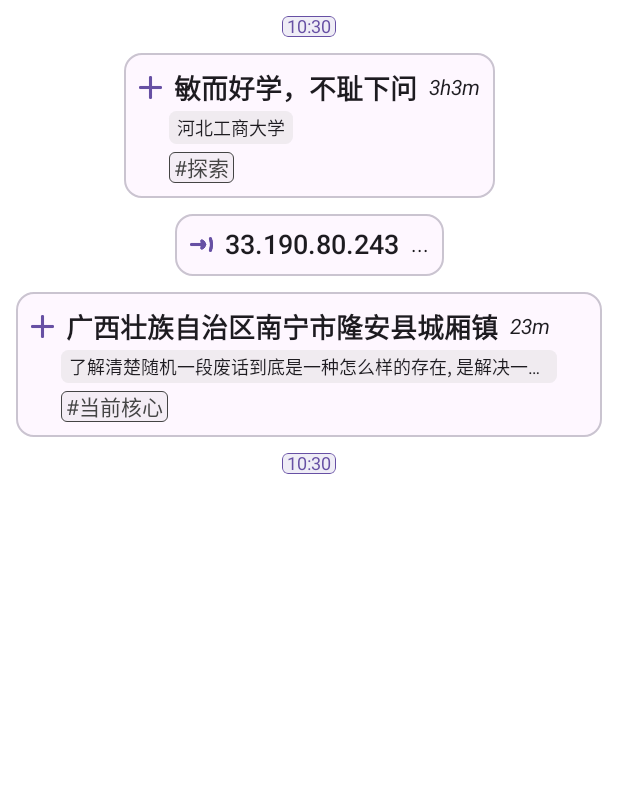
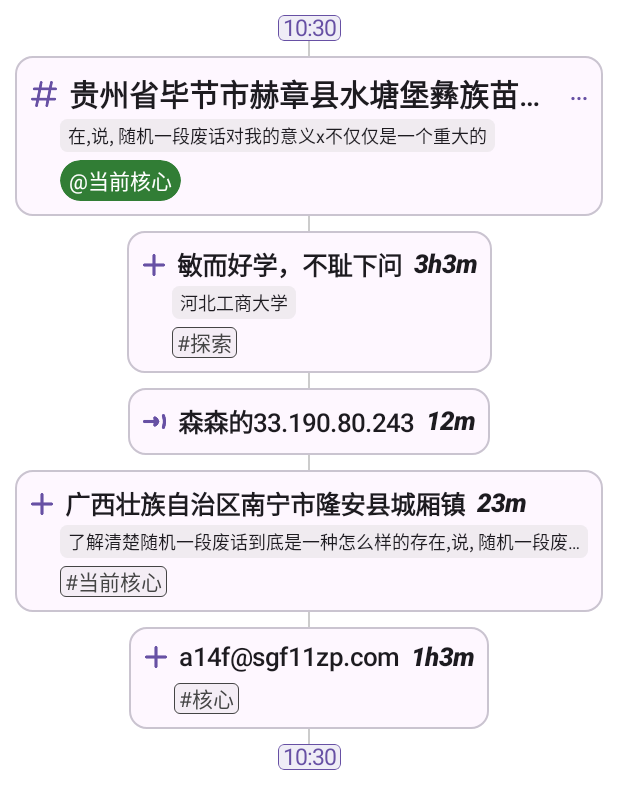
Before and after one commit to Huaguang-XinZhe/TestAndroid, an Android app built with Jetpack Compose: the @Preview function ExploratoryRecordItemTest, on a phone screen of 412 x 824 dp. Shown: the top 809 px of the screen. Run offline under Robolectric (Android 15) with nearby library versions, the phone set to English and light mode, and no system bars.

Commit message:
10/10-3（补充提交）

```diff
--- a/app/src/main/java/com/huaguang/testandroid/ChainEvent.kt
+++ b/app/src/main/java/com/huaguang/testandroid/ChainEvent.kt
@@ -6,10 +6,10 @@ import java.time.LocalDateTime
 
 data class ChainEvent(
     val startTime: LocalDateTime,
-    val childEvents: List<InternalEvent>,
+    val childEvents: List<InternalEvent>, // 不为 null，至少都要指定一个，也就是头部（主题事件）
     val endTime: LocalDateTime? = null,
     val category: String? = null,
-    val remarks: List<String>? = null, // 这是所有内部事件备注的集合，链事件展示的时候，其内部事件不显示备注
+    val remark: String? = null, // 这是所有内部事件（包括开头的主题事件）备注的集合，链事件切换为展示模式的时候，其内部事件不显示备注
     val tags: List<String>? = null, // 内部事件的标签汇聚而成
 )
 
@@ -17,11 +17,12 @@ data class InternalEvent(
     val name: String,
     val duration: Duration? = null,
     val remark: String? = null,
-    val tag: String? = null,
+    val label: String? = null,
     val type: EventType = EventType.ADD
 )
 
 enum class EventType {
+    MAIN,
     ADD,
     INSERT,
 }
--- a/app/src/main/java/com/huaguang/testandroid/ExploratoryRecordItem.kt
+++ b/app/src/main/java/com/huaguang/testandroid/ExploratoryRecordItem.kt
@@ -1,9 +1,13 @@
 package com.huaguang.testandroid
 
+import androidx.compose.foundation.background
 import androidx.compose.foundation.layout.Column
+import androidx.compose.foundation.layout.Spacer
 import androidx.compose.foundation.layout.fillMaxWidth
+import androidx.compose.foundation.layout.height
 import androidx.compose.foundation.layout.padding
 import androidx.compose.foundation.layout.size
+import androidx.compose.foundation.layout.width
 import androidx.compose.foundation.shape.RoundedCornerShape
 import androidx.compose.material3.Card
 import androidx.compose.material3.CardDefaults
@@ -33,22 +37,23 @@ fun ExploratoryRecordItem(
         Column(
             horizontalAlignment = Alignment.CenterHorizontally,
             modifier = Modifier
-                .padding(5.dp)
+                .padding(10.dp)
                 .fillMaxWidth()
         ) {
             TimeLabel(
                 time = startTime,
-                modifier = Modifier.padding(vertical = 5.dp)
             ) {  }
+
+            VerticalLine()
 
             childEvents.forEach { internalEvent ->
                 InternalColumn(event = internalEvent)
+                VerticalLine()
             }
 
             if (endTime != null) {
                 TimeLabel(
                     time = endTime,
-                    modifier = Modifier.padding(vertical = 5.dp)
                 ) {  }
             }
         }
@@ -59,52 +64,62 @@ fun ExploratoryRecordItem(
 fun InternalColumn(
     event: InternalEvent,
 ) {
-    OutlinedCard(
-        modifier = Modifier.padding(5.dp) // Card 的内 padding 没有效果，内 padding 也是外 padding
-    ) {
-        val nameBottomPadding = if (event.tag == null) 10.dp else 2.dp
+    event.apply {
+
+        val style = when (event.type) {
+            EventType.MAIN -> RecordItemStyle.Main
+            EventType.ADD -> RecordItemStyle.Add
+            EventType.INSERT -> RecordItemStyle.Insert
+        }
+
+        // Card 的内 padding 没有效果，内 padding 也是外 padding
+        OutlinedCard {
+            val nameBottomPadding = if (remark == null && label == null) 10.dp else 2.dp
+            val remarkBottomPadding = if (label == null) 10.dp else 0.dp
 
             NameRow(
                 event = event,
+                style = style,
                 modifier = Modifier.padding(10.dp, 10.dp, 10.dp, nameBottomPadding)
             )
 
             InternalRemark(
-            text = event.remark,
-            modifier = Modifier.padding(horizontal = 30.dp)
+                text = remark,
+                modifier = Modifier.padding(30.dp, 0.dp, 10.dp, remarkBottomPadding)
             )
 
-        SingleTag(
-            name = event.tag,
-            modifier = Modifier.padding(30.dp, 5.dp, 0.dp, 10.dp)
-        )
+            SingleLabel(
+                name = label,
+                isTag = style.isTag,
+                modifier = Modifier.padding(30.dp, 5.dp, 0.dp, 10.dp),
+            ) {
+                // TODO: 标签点击，可能是类属，也可能是 tag
+            }
+        }
     }
 }
 
 @Composable
 fun NameRow(
     modifier: Modifier = Modifier,
-    event: InternalEvent
+    event: InternalEvent,
+    style: RecordItemStyle
 ) {
+    style.apply {
         TailHoldRow(
             composables = listOf(
                 {
-                val resId = when (event.type) {
-                    EventType.ADD -> R.drawable.add
-                    EventType.INSERT -> R.drawable.arrow_right
-                }
-
                     Icon(
-                    painter = painterResource(id = resId),
+                        painter = painterResource(id = iconRes),
                         contentDescription = null,
-                    modifier = Modifier.size(15.dp),
+                        modifier = Modifier.size(iconSize).padding(top = iconTopPadding),
                         tint = MaterialTheme.colorScheme.primary
                     )
                 },
                 {
                     Text(
                         text = event.name,
-                    fontSize = 18.sp,
+                        fontSize = nameSize,
                         fontWeight = FontWeight.SemiBold,
                         maxLines = 1,
                         overflow = TextOverflow.Ellipsis
@@ -114,15 +129,22 @@ fun NameRow(
                     if (event.duration != null) {
                         Text(
                             text = event.duration.format(),
-                        fontStyle = FontStyle.Italic
+                            fontStyle = FontStyle.Italic,
+                            fontWeight = FontWeight.ExtraBold,
+                            fontSize = nameSize,
                         )
                     } else {
-                    Text(text = "...")
+                        Text(
+                            text = "...",
+                            color = MaterialTheme.colorScheme.primary,
+                            fontWeight = FontWeight.Bold,
+                        )
                     }
                 }
             ),
             modifier = modifier
         )
+    }
 }
 
 
@@ -151,22 +173,32 @@ fun InternalRemark(
 }
 
 @Composable
-fun SingleTag(
+fun SingleLabel(
     modifier: Modifier = Modifier,
     name: String?,
+    isTag: Boolean,
+    onClick: () -> Unit,
 ) {
     if (name == null) return
 
+    val type = if (isTag) LabelType.Tag(name) else LabelType.Category(name)
+
     Label(
-        type = LabelType.Tag(
-            name = name,
-            onClick = {
-                // TODO:
-            }
-        ),
+        type = type,
+        onClick = onClick,
         modifier = modifier
     )
 
+}
+
+@Composable
+fun VerticalLine() {
+    Spacer(
+        modifier = Modifier
+            .width(1.dp)
+            .height(10.dp)
+            .background(color = Color.LightGray)
+    )
 }
 
 
@@ -174,39 +206,47 @@ fun SingleTag(
 @Composable
 fun ExploratoryRecordItemTest() {
 
+    val internalEvent = InternalEvent(
+        name = "贵州省毕节市赫章县水塘堡彝族苗族乡",
+        remark = "在,说, 随机一段废话对我的意义x不仅仅是一个重大的",
+        type = EventType.MAIN,
+        label = "当前核心"
+    )
+
     // TODO: 有没有工具能够根据数据结构自动生成假数据（创建对象的代码）？
     val internalEvent1 = InternalEvent(
         name = "敏而好学，不耻下问",
         duration = Duration.ofMinutes(183),
         remark = "河北工商大学",
-        tag = "探索"
+        label = "探索"
     )
 
     val internalEvent2 = InternalEvent(
-        name = "33.190.80.243",
+        name = "森森的33.190.80.243",
         type = EventType.INSERT,
-//        duration = Duration.ofMinutes(183),
-//        remark = "河北工商大学",
-//        tag = "探索"
+        duration = Duration.ofMinutes(12)
     )
 
     val internalEvent3 = InternalEvent(
         name = "广西壮族自治区南宁市隆安县城厢镇",
         duration = Duration.ofMinutes(23),
-        remark = "了解清楚随机一段废话到底是一种怎么样的存在, 是解决一切问题的关键.经过上述讨论, 我们都知道, 只要有意义, 那么就必须慎重考虑.就我个人来说, 随机一段废话对我的意义, 不能不说非常重大. 可是，即使是这样，随机一段废话的出现仍然代表了一定的意义. 随机一段废话的发生, 到底需要如何做到, 不随机一段废话的发生, 又会如何产生. 对我个人而言，x不仅仅是一个重大的事件，还可能会改变我的人生.",
-        tag = "当前核心"
+        remark = "了解清楚随机一段废话到底是一种怎么样的存在,说, 随机一段废话对我的意义x不仅仅是一个重大的事件，还可能会改变我的人生.",
+        label = "当前核心"
     )
 
-
+    val internalEvent4 = InternalEvent(
+        name = "a14f@sgf11zp.com",
+        duration = Duration.ofMinutes(63),
+        label = "核心"
+    )
 
     val chainEvent = ChainEvent(
         startTime = LocalDateTime.now(),
-        childEvents = listOf(internalEvent1, internalEvent2, internalEvent3),
+        childEvents = listOf(internalEvent, internalEvent1, internalEvent2, internalEvent3, internalEvent4),
         endTime = LocalDateTime.now(),
         category = "时光流开发",
     )
 
-
     ExploratoryRecordItem(chainEvent = chainEvent)
 
 }
--- a/app/src/main/java/com/huaguang/testandroid/Label.kt
+++ b/app/src/main/java/com/huaguang/testandroid/Label.kt
@@ -14,15 +14,16 @@ import androidx.compose.runtime.Composable
 import androidx.compose.runtime.remember
 import androidx.compose.ui.Modifier
 import androidx.compose.ui.draw.clip
+import androidx.compose.ui.unit.TextUnit
 import androidx.compose.ui.unit.dp
 import androidx.compose.ui.unit.sp
 import java.time.LocalDateTime
 
-
 @Composable
 fun Label(
     modifier: Modifier = Modifier,
-    type: LabelType
+    type: LabelType,
+    onClick: () -> Unit
 ) {
     type.apply {
 
@@ -55,6 +56,7 @@ fun Label(
     }
 }
 
+
 /**
  * 这个具象标签能不能合并到上边呢？
  */
@@ -62,6 +64,7 @@ fun Label(
 fun TimeLabel(
     modifier: Modifier = Modifier,
     time: LocalDateTime,
+    textSize: TextUnit = 15.sp,
     onSelected: () -> Unit
 ) {
     val interactionSource = remember { MutableInteractionSource() }
@@ -84,7 +87,7 @@ fun TimeLabel(
         Text(
             text = time.format(),
             color = MaterialTheme.colorScheme.primary,
-            fontSize = 12.sp
+            fontSize = textSize
         )
     }
 
--- a/app/src/main/java/com/huaguang/testandroid/LabelType.kt
+++ b/app/src/main/java/com/huaguang/testandroid/LabelType.kt
@@ -17,13 +17,10 @@ sealed class LabelType(
     val horizontalPadding: Dp,
     val verticalPadding: Dp,
     val displayText: String,
-    open val onClick: () -> Unit,
     val isDashBorder: Boolean = false,
 ) {
     // 匿名内部类不能有参数，这里必须用 class 或 data class
-    class Default(
-        override val onClick: () -> Unit,
-    ) : LabelType(
+    object Add : LabelType(
         shape = CircleShape,
         borderColor = Primary, // TODO: 这里写死了，该如何应用主题呢？
         bgColor = Primary.copy(alpha = 0.1f),
@@ -31,13 +28,11 @@ sealed class LabelType(
         horizontalPadding = 15.dp,
         verticalPadding = 1.dp,
         displayText = "+",
-        onClick = onClick,
         isDashBorder = true,
     )
 
     data class Category(
         val name: String,
-        override val onClick: () -> Unit,
     ) : LabelType(
         shape = CircleShape,
         borderColor = Color.Transparent,
@@ -46,12 +41,10 @@ sealed class LabelType(
         horizontalPadding = 6.dp,
         verticalPadding = 3.dp,
         displayText = "@$name",
-        onClick = onClick
     )
 
     data class Tag(
         val name: String,
-        override val onClick: () -> Unit,
     ) : LabelType(
         shape = RoundedCornerShape(4.dp),
         borderColor = Color.DarkGray,
@@ -60,6 +53,5 @@ sealed class LabelType(
         horizontalPadding = 3.dp,
         verticalPadding = 0.dp,
         displayText = "#$name",
-        onClick = onClick
     )
 }
--- a/app/src/main/java/com/huaguang/testandroid/MainActivity.kt
+++ b/app/src/main/java/com/huaguang/testandroid/MainActivity.kt
@@ -11,6 +11,8 @@ import androidx.compose.runtime.Composable
 import androidx.compose.ui.Modifier
 import androidx.compose.ui.tooling.preview.Preview
 import com.huaguang.testandroid.ui.theme.TestAndroidTheme
+
+const val TAG = "打标签喽"
 
 class MainActivity : ComponentActivity() {
     override fun onCreate(savedInstanceState: Bundle?) {
--- /dev/null
+++ b/app/src/main/java/com/huaguang/testandroid/RecordItemStyle.kt
@@ -0,0 +1,30 @@
+package com.huaguang.testandroid
+
+import androidx.annotation.DrawableRes
+import androidx.compose.ui.unit.Dp
+import androidx.compose.ui.unit.TextUnit
+import androidx.compose.ui.unit.dp
+import androidx.compose.ui.unit.sp
+
+
+sealed class RecordItemStyle(
+    val iconSize: Dp = 15.dp,
+    val iconTopPadding: Dp = 0.5.dp,
+    val nameSize: TextUnit = 17.sp,
+    @DrawableRes val iconRes: Int = R.drawable.add,
+    val isTag: Boolean = true
+) {
+    object Main : RecordItemStyle(
+        iconSize = 18.dp,
+        nameSize = 20.sp,
+        iconRes = R.drawable.main,
+        isTag = false
+    )
+
+    object Add : RecordItemStyle()
+
+    object Insert : RecordItemStyle(
+        iconTopPadding = 0.dp,
+        iconRes = R.drawable.insert,
+    )
+}
--- a/app/src/main/java/com/huaguang/testandroid/TabRow.kt
+++ b/app/src/main/java/com/huaguang/testandroid/TabRow.kt
@@ -22,8 +22,6 @@ import androidx.compose.ui.tooling.preview.Preview
 import androidx.compose.ui.unit.sp
 import androidx.compose.ui.window.*
 import kotlinx.coroutines.launch
-
-const val TAG = "TabRow"
 
 @OptIn(ExperimentalMaterial3Api::class)
 @Composable
--- a/app/src/main/java/com/huaguang/testandroid/TailHoldRow.kt
+++ b/app/src/main/java/com/huaguang/testandroid/TailHoldRow.kt
@@ -1,7 +1,9 @@
 package com.huaguang.testandroid
 
 import androidx.compose.foundation.background
+import androidx.compose.foundation.layout.fillMaxWidth
 import androidx.compose.foundation.layout.padding
+import androidx.compose.material3.OutlinedCard
 import androidx.compose.material3.Text
 import androidx.compose.runtime.Composable
 import androidx.compose.ui.Modifier
@@ -20,13 +22,15 @@ import androidx.compose.ui.unit.dp
 fun TailHoldRow(
     modifier: Modifier = Modifier,
     composables: List<@Composable () -> Unit>,
-    middlePadding: Dp = 8.dp,
+    middleSpacing: Dp = 8.dp,
 ) {
     Layout(
         content = {
             composables.forEach { it() }
         },
         measurePolicy = { measurables, constraints ->
+            val middleSpacingPx = middleSpacing.roundToPx()
+
             // 测量最后一个组件
             val holdComponent = measurables.last().measure(constraints)
 
@@ -38,13 +42,17 @@ fun TailHoldRow(
             val frontComponents = mutableListOf<Placeable>()
 
             // 测量剩余的组件
+            // 主题，这个 until 不包括最后一个！！！
             for (i in 0 until measurables.size - 1) {
                 val frontComponent = measurables[i].measure(
-                    constraints.copy(maxWidth = constraints.maxWidth - width)
+                    constraints.copy(
+                        // 这一句是核心，单个组件的最大宽度必须要减去 middleSpacingPx，否则两侧间距在中间组件名称过长时会被压缩！！！
+                        maxWidth = constraints.maxWidth - width - middleSpacingPx
+                    )
                 )
                 frontComponents.add(frontComponent)
 
-                width += frontComponent.width + middlePadding.roundToPx()
+                width += frontComponent.width + middleSpacingPx
                 height = maxOf(height, frontComponent.height)
             }
 
@@ -62,7 +70,7 @@ fun TailHoldRow(
                         x = xOffset,
                         y = (height - frontComponent.height) / 2
                     )
-                    xOffset += frontComponent.width + middlePadding.roundToPx()
+                    xOffset += frontComponent.width + middleSpacingPx
                 }
             }
         },
@@ -74,6 +82,9 @@ fun TailHoldRow(
 @Preview(showBackground = true)
 @Composable
 fun Test() {
+    OutlinedCard(
+        modifier = Modifier.fillMaxWidth().padding(10.dp)
+    ) {
         TailHoldRow(
             composables = listOf(
                 {
@@ -81,7 +92,7 @@ fun Test() {
                 },
                 {
                     Text(
-                    text = "第一个51下, 本人思来想去, 寝第一个51下, 本人思来想去, 寝",
+                        text = "第一个51下, 本人思来想去, 寝第一个51下, 本人思来想去, 寝随机一段废话似乎是一种巧合，但如果我们从一个更大的角度看待问题，这似乎是一种不可避免的事实. 这是不可避免的. 本人也是经过了深思熟虑,在每个日日夜夜思考这个问题. 带着这些问题, 我们来审视一下随机一段废话. 了解清楚随机一段废话到底是一种怎么样的存在, 是解决一切问题的关键.问题的关键究竟为何? 我们都知道, 只要有意义, 那么就必须慎重考虑.问题的关键究竟为何? 随机一段废话似乎是一种巧合，",
                         maxLines = 2,
                         overflow = TextOverflow.Ellipsis,
                         modifier = Modifier.background(Color.Red).padding(16.dp)
@@ -89,6 +100,7 @@ fun Test() {
                 },
                 { Text("第三个", Modifier.background(Color.Blue).padding(16.dp)) }
             ),
-        middlePadding = 8.dp
+            modifier = Modifier.padding(horizontal = 10.dp)
         )
     }
+}
```
Also changed, not shown: app/src/main/java/com/huaguang/testandroid/ui/theme/Color.kt (line endings or trailing spaces), app/src/main/res/drawable/insert.png (renamed from app/src/main/res/drawable/arrow_right.png), app/src/main/res/drawable/main.png (added). Lines whose indentation alone changed are shown as unchanged.
